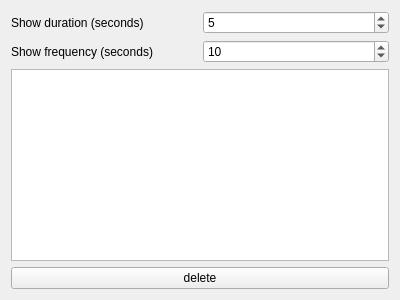
Above: form/reminderform.ui from translatoid/translatoid before the change. Below: the same form after it.
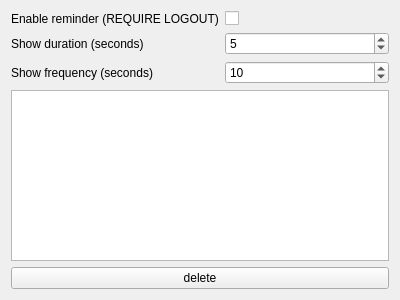
That is the form after the change.

Commit message: import translatoid 1.5 (with remember extension)

```diff
--- a/form/reminderform.ui
+++ b/form/reminderform.ui
@@ -17,13 +17,30 @@
    <item>
     <layout class="QGridLayout" name="gridLayout">
      <item row="0" column="0">
+      <widget class="QLabel" name="label_3">
+       <property name="text">
+        <string>Enable reminder (REQUIRE LOGOUT)</string>
+       </property>
+       <property name="buddy">
+        <cstring>youRemember</cstring>
+       </property>
+      </widget>
+     </item>
+     <item row="0" column="1">
+      <widget class="QCheckBox" name="youRemember">
+       <property name="text">
+        <string/>
+       </property>
+      </widget>
+     </item>
+     <item row="1" column="0">
       <widget class="QLabel" name="label">
        <property name="text">
         <string>Show duration (seconds)</string>
        </property>
       </widget>
      </item>
-     <item row="0" column="1">
+     <item row="1" column="1">
       <widget class="QSpinBox" name="spinBoxDuration">
        <property name="minimum">
         <number>2</number>
@@ -36,14 +53,14 @@
        </property>
       </widget>
      </item>
-     <item row="1" column="0">
+     <item row="2" column="0">
       <widget class="QLabel" name="label_2">
        <property name="text">
         <string>Show frequency (seconds)</string>
        </property>
       </widget>
      </item>
-     <item row="1" column="1">
+     <item row="2" column="1">
       <widget class="QSpinBox" name="spinBoxFrequency">
        <property name="minimum">
         <number>5</number>
```
Left out of the diff: 3 changed lines with no effect on the pictures. The commit also changes 18 other files.
